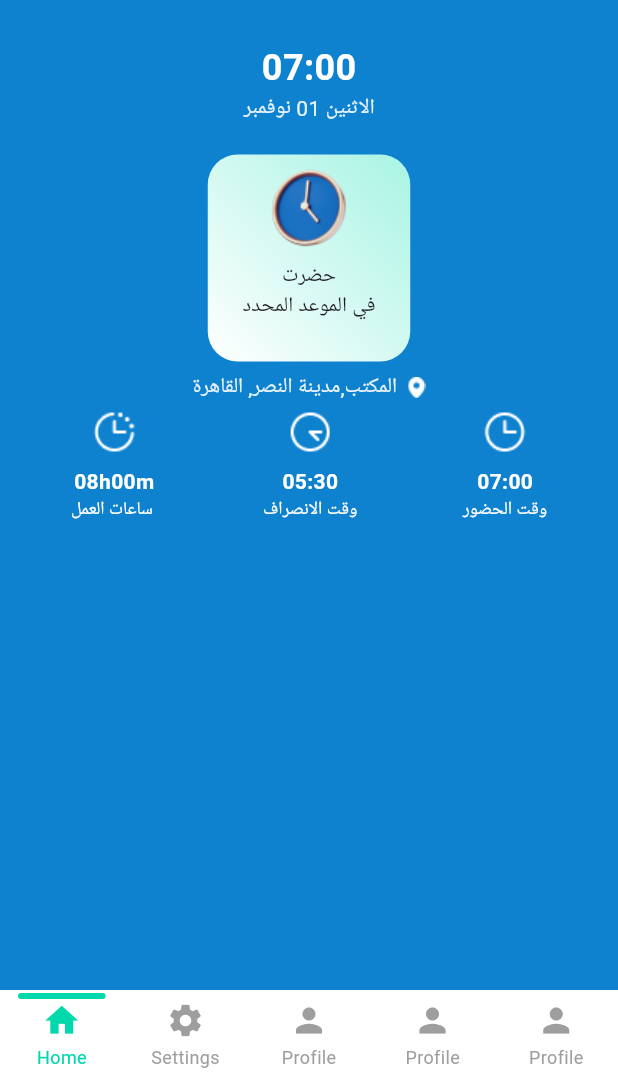
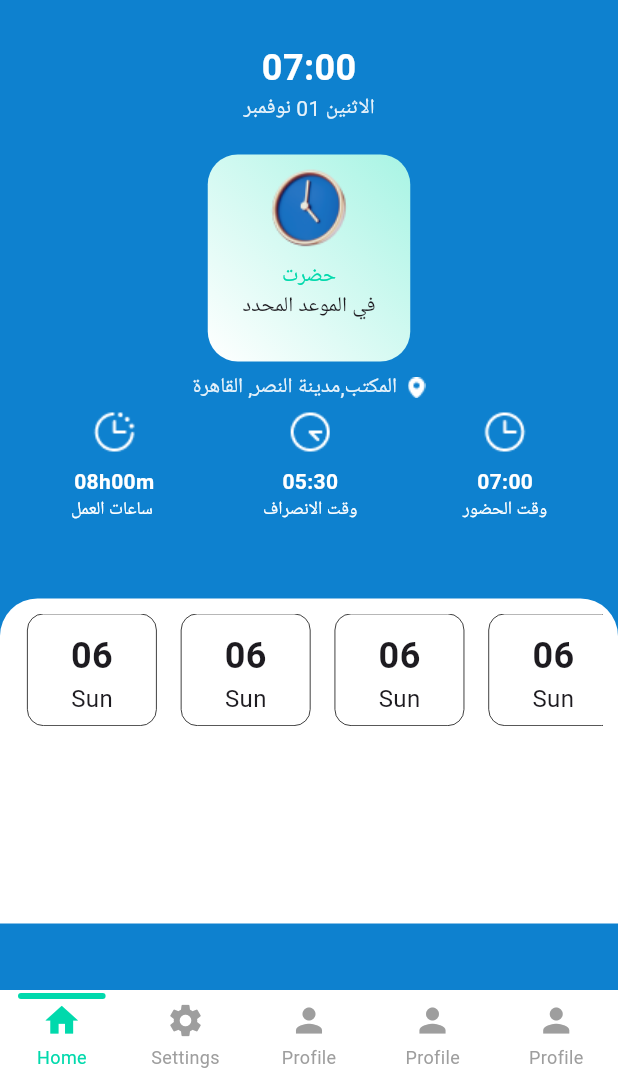
Before and after one commit to islam-kamal/attendance_design, a Flutter app: the screen it shows after launch, on a phone screen of 412 x 824 dp, the part 156-1236 px from its top. Run offline on Flutter 3.47's test engine with Material 3 defaults, Android fonts, the light colour scheme and no system bars; drawn by our look-alikes of persistent_bottom_nav_bar.

Commit message:
part of design

```diff
--- a/lib/features/home_1/presentation/views/home_2.dart
+++ b/lib/features/home_1/presentation/views/home_2.dart
@@ -21,8 +21,8 @@ class Home2 extends StatelessWidget{
                 WorkHoursView(
                   color: Colors.white,
                    baseText: 'متبقي5:26 دقائق',
-                    style:TextStyle(color: Colors.black) ,
-                     text: ' علي موعد الحضور',),
+                     text: ' علي موعد الحضور',
+                  textColor:  Colors.white,),
               ],
             ),
           ),
--- a/lib/features/home_1/presentation/views/home_3.dart
+++ b/lib/features/home_1/presentation/views/home_3.dart
@@ -21,8 +21,9 @@ class Home3 extends StatelessWidget{
                 WorkHoursView(
                   color: Color.fromARGB(255, 226, 113, 113),
                    baseText: 'تأخير',
-                    style:TextStyle(color: Colors.black) ,
-                     text: 'عن الموعد المحدد',),
+                     text: 'عن الموعد المحدد',
+                  textColor: Colors.red,
+                ),
               ],
             ),
           ),
--- a/lib/features/home_1/presentation/views/widgets/home_1_body.dart
+++ b/lib/features/home_1/presentation/views/widgets/home_1_body.dart
@@ -9,46 +9,104 @@ class HomeBody extends StatelessWidget{
 
   @override
   Widget build(BuildContext context) {
-    return Scaffold(
-      backgroundColor: const Color(0xff0E81CF),
-      body:  Padding(
-            padding: const EdgeInsets.symmetric(vertical: 50,horizontal: 12),
+    return const Scaffold(
+      backgroundColor: Color(0xff0E81CF),
+      body:  Column(
+        children:[
+          Padding(
+              padding: EdgeInsets.symmetric(vertical: 50,horizontal: 12),
               child: Column(
                 children: [
-                const CustomAppBar(),
-                const SizedBox(
+                  CustomAppBar(),
+                  SizedBox(
                     height: 22,
                   ),
                   WorkHoursView(
                     color: Color.fromARGB(255, 168, 244, 228),
                      baseText: 'حضرت',
-                  style: Styles.textStyle16.copyWith(
-                    color: const Color(0xff01D9AC),
-                    fontWeight: FontWeight.bold,
-                  ),
                       text: 'في الموعد المحدد',
-
+                    textColor: Color(0xff01D9AC),
                     ),
 
                 ],
               ),
             ),
 
-
+          DatesDay(),
+    ]
+      ),
     );
   }
 }
 
 
-// class DatesDay extends StatelessWidget{
-//   const DatesDay({super.key});
+class DatesDay extends StatelessWidget{
+  const DatesDay({super.key});
 
-//   @override
-//   Widget build(BuildContext context) {
-//     return Container(
-//       width: MediaQuery.of(context).size.width * 0.99,
-//       height: MediaQuery.of(context).size.height * 0.3,
-//       color: Colors.white,
-//     );
-//   }
-// }
+  @override
+  Widget build(BuildContext context) {
+    return Container(
+      width: MediaQuery.of(context).size.width,
+      height: MediaQuery.of(context).size.height * 0.263,
+
+       decoration: const BoxDecoration(
+           color: Colors.white,
+         borderRadius: BorderRadius.only(topRight: Radius.circular(25),topLeft: Radius.circular(25))
+       ),
+       child: Column(
+         children: [
+           Padding(padding: const EdgeInsets.symmetric(vertical: 10,horizontal: 10),
+           child: Container(
+             height: 75,
+             child: ListView.builder(
+                 itemCount: 31,
+                 shrinkWrap: true,
+
+                 scrollDirection: Axis.horizontal,
+                 itemBuilder: (context, index) {
+                   return const Padding(
+                     padding: EdgeInsets.symmetric(horizontal: 8),
+                     child: timesOfWorkListView(),
+                   );
+                 }),
+           ),),
+
+         ],
+       ),
+
+    );
+
+  }
+}
+
+
+class timesOfWorkListView extends StatelessWidget{
+  const timesOfWorkListView({super.key});
+
+  @override
+  Widget build(BuildContext context) {
+    return Container(
+
+        width: MediaQuery.of(context).size.width * 0.21,
+        decoration: BoxDecoration(
+          border: Border.all(
+            width: 0.5,
+            color: Colors.black,
+          ),
+         borderRadius: BorderRadius.circular(11),
+          color: Colors.white,
+        ),
+        child: const Padding(
+          padding: EdgeInsets.symmetric(vertical: 11),
+          child: Column(
+            children: [
+              Text('06',style: Styles.textStyle24,),
+              Text('Sun',style: Styles.textStyle16,),
+            ],
+          ),
+        ),
+
+    );
+  }
+
+}
--- a/lib/features/home_1/presentation/views/widgets/work_hours_view.dart
+++ b/lib/features/home_1/presentation/views/widgets/work_hours_view.dart
@@ -8,11 +8,12 @@ class WorkHoursView extends StatelessWidget {
       required this.color,
       required this.baseText,
       required this.text,
-      required TextStyle style});
+        required this.textColor});
 
   final Color color;
   final String baseText;
   final String text;
+  final Color textColor;
   @override
   Widget build(BuildContext context) {
     return Center(
@@ -51,7 +52,12 @@ class WorkHoursView extends StatelessWidget {
                 Image.asset(
                   'images/3dicons.png',
                 ),
-                Text(baseText),
+                Text(
+                  baseText,
+                  style: TextStyle(
+                    color: textColor
+                  ),
+                ),
                 Text(text),
               ],
             ),
--- a/lib/features/login/presentation/views/widgets/form_login_view.dart
+++ b/lib/features/login/presentation/views/widgets/form_login_view.dart
@@ -44,7 +44,7 @@ class _FormLoginViewState extends State<FormLoginView> {
                mainAxisAlignment: MainAxisAlignment.end,
                crossAxisAlignment: CrossAxisAlignment.end,
                children: [
-                 Text("email00"),
+                 Text("كلمة المرور"),
                  TextFormField(
 
                    textAlign: TextAlign.right,
```
Lines whose indentation alone changed are shown as unchanged.
